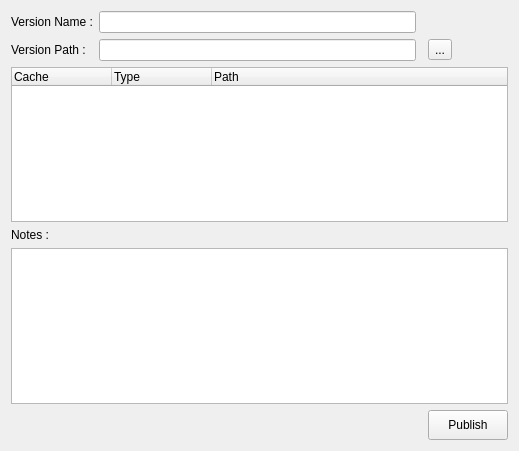
This is qt_ui_files/hou_tools_ui/cache_publisher.ui in karanfx/Glacier_Pipeline_Tools as Qt 5 draws it before an edit. The edited form follows.
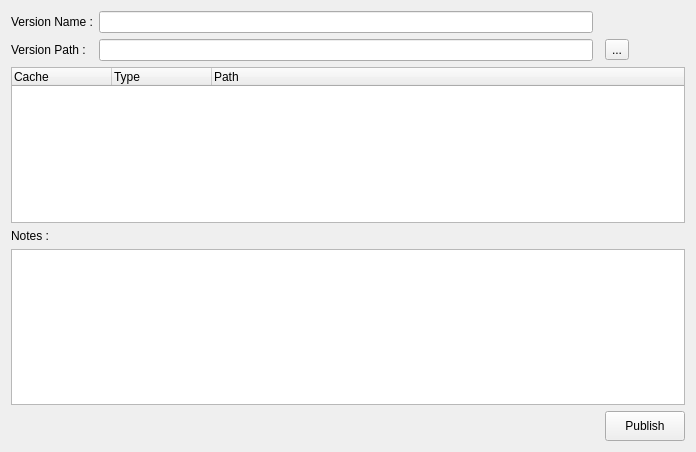
This is the edited form.

Commit message: houdini backup file with publish data

```diff
--- a/qt_ui_files/hou_tools_ui/cache_publisher.ui
+++ b/qt_ui_files/hou_tools_ui/cache_publisher.ui
@@ -6,8 +6,8 @@
    <rect>
     <x>0</x>
     <y>0</y>
-    <width>519</width>
-    <height>451</height>
+    <width>696</width>
+    <height>452</height>
    </rect>
   </property>
   <property name="windowTitle">
```
Left out of the diff: 42 changed lines with no effect on the pictures. The commit also changes 2 other files.
